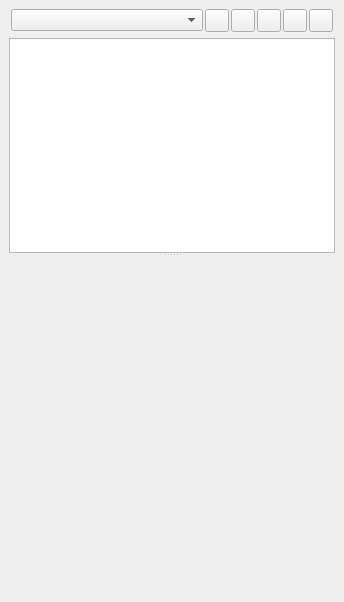
boundlessgeo/qgis-geogiglight-plugin, file geogig/ui/navigatordialog.ui: the form before one commit.
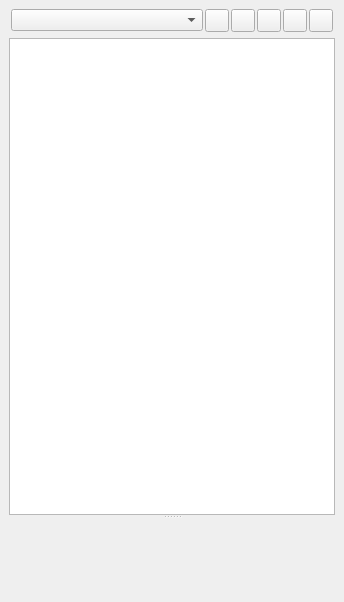
The form after the commit.

Commit message: remove minimumSize restriction

Diff of the .ui file:
```diff
--- a/geogig/ui/navigatordialog.ui
+++ b/geogig/ui/navigatordialog.ui
@@ -158,20 +158,7 @@
         </item>
        </layout>
       </widget>
-      <widget class="QWidget" name="versionsWidget" native="true">
-       <property name="sizePolicy">
-        <sizepolicy hsizetype="Preferred" vsizetype="MinimumExpanding">
-         <horstretch>0</horstretch>
-         <verstretch>0</verstretch>
-        </sizepolicy>
-       </property>
-       <property name="minimumSize">
-        <size>
-         <width>0</width>
-         <height>300</height>
-        </size>
-       </property>
-      </widget>
+      <widget class="QWidget" name="versionsWidget" native="true"/>
      </widget>
     </item>
    </layout>
```
Left out of the diff: 2 changed lines with no effect on the pictures.
